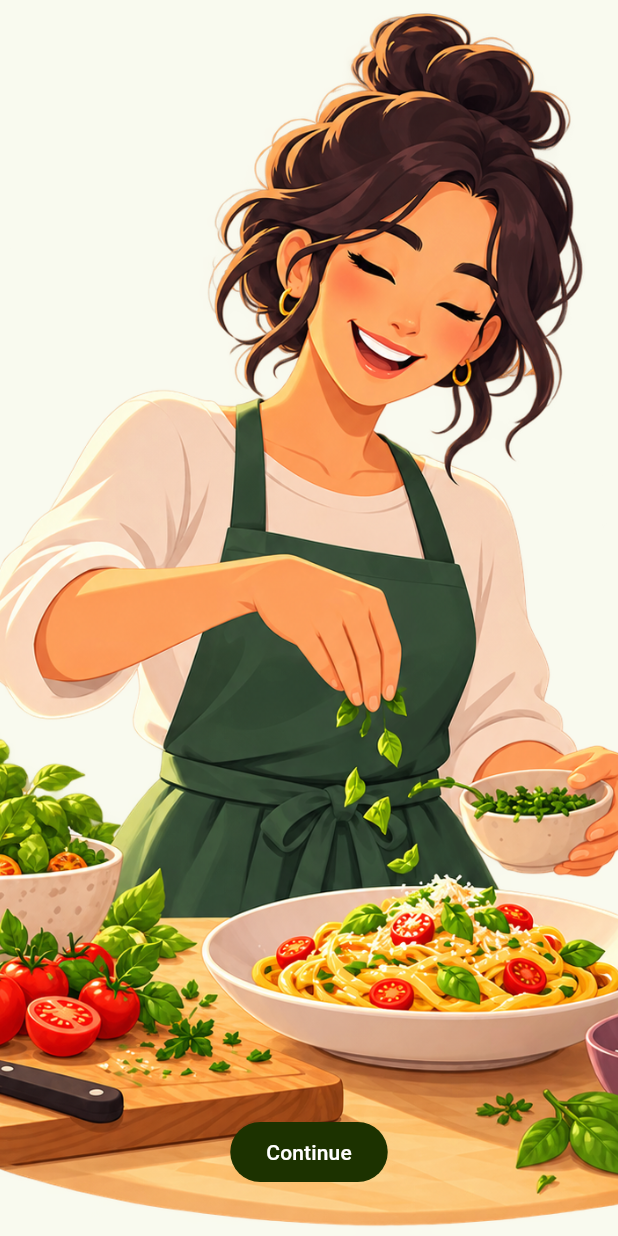
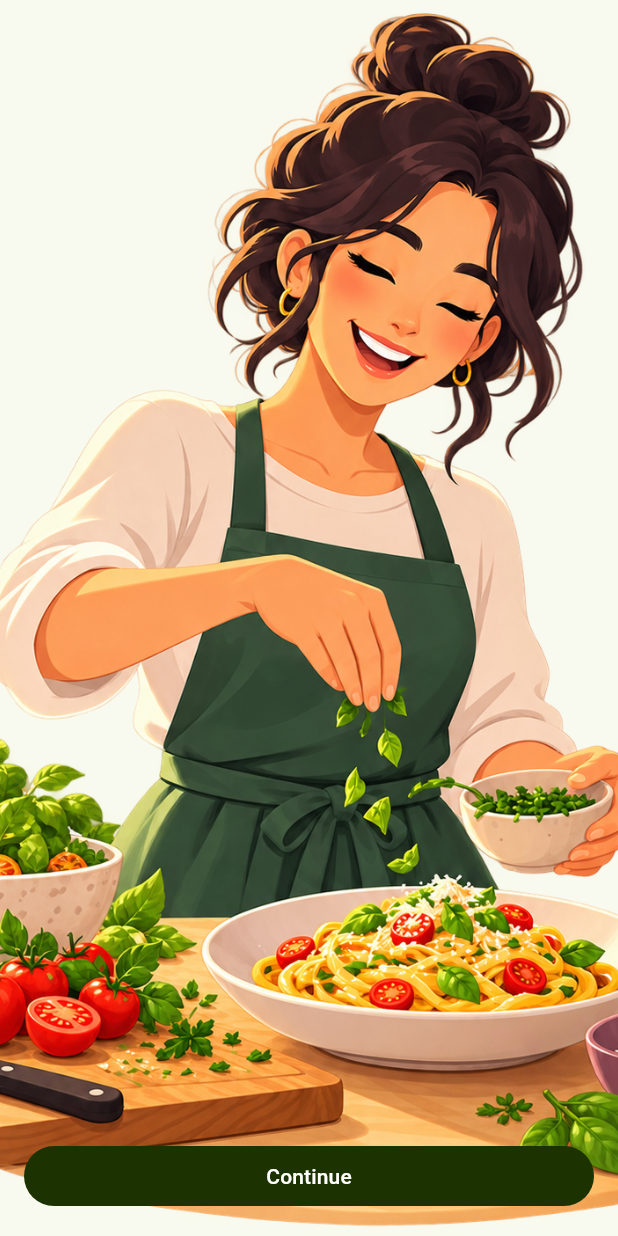
Before and after one commit to 1acc0238-13981/easyrecipe-mobile-flutter, a Flutter app: the screen it shows after launch, on a phone screen of 412 x 824 dp. Run offline on Flutter 3.47's test engine with Material 3 defaults, Android fonts, the phone set to English and light mode, and no system bars.

Commit message:
feat: refactor onboarding page to include SafeArea for improved layout

```diff
--- a/lib/onboarding_page.dart
+++ b/lib/onboarding_page.dart
@@ -15,8 +15,11 @@ class OnboardingPage extends StatelessWidget {
           fit: BoxFit.cover,
         ),
 
-        Padding(
-          padding: const EdgeInsets.only(bottom: 32),
+        SafeArea(
+          child: Padding(
+            padding: const EdgeInsets.all(16),
+            child: SizedBox(
+              width: double.infinity,
               child: FilledButton(
                 onPressed: () {
                   Navigator.pushReplacement(
@@ -27,6 +30,8 @@ class OnboardingPage extends StatelessWidget {
                 child: Text("Continue"),
               ),
             ),
+          ),
+        ),
       ],
     );
   }
```
Lines whose indentation alone changed are shown as unchanged.
